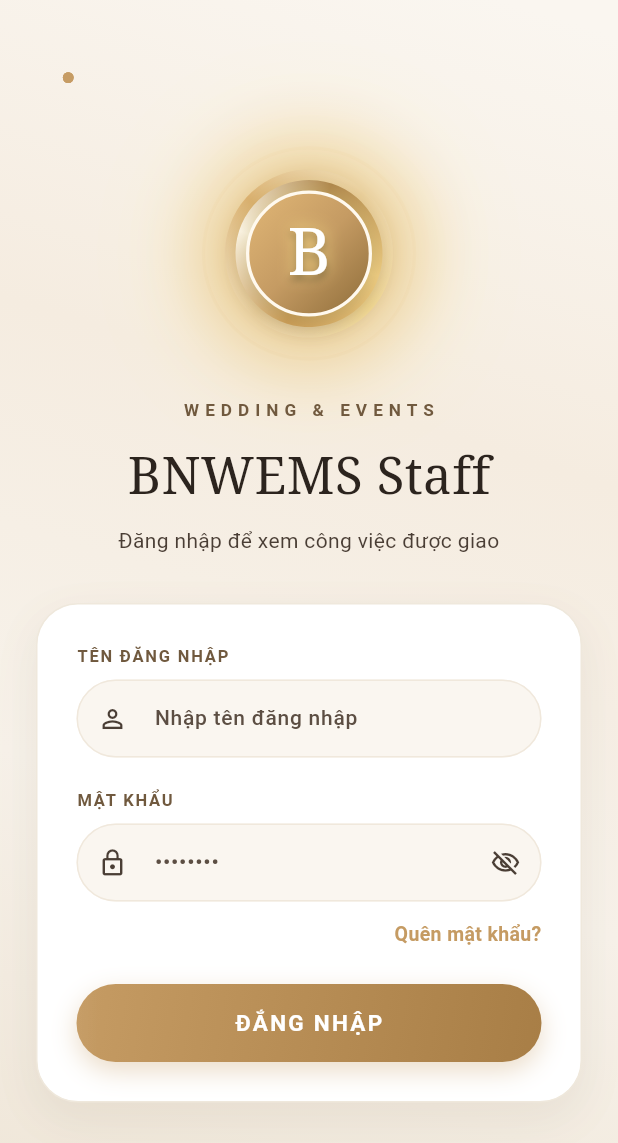
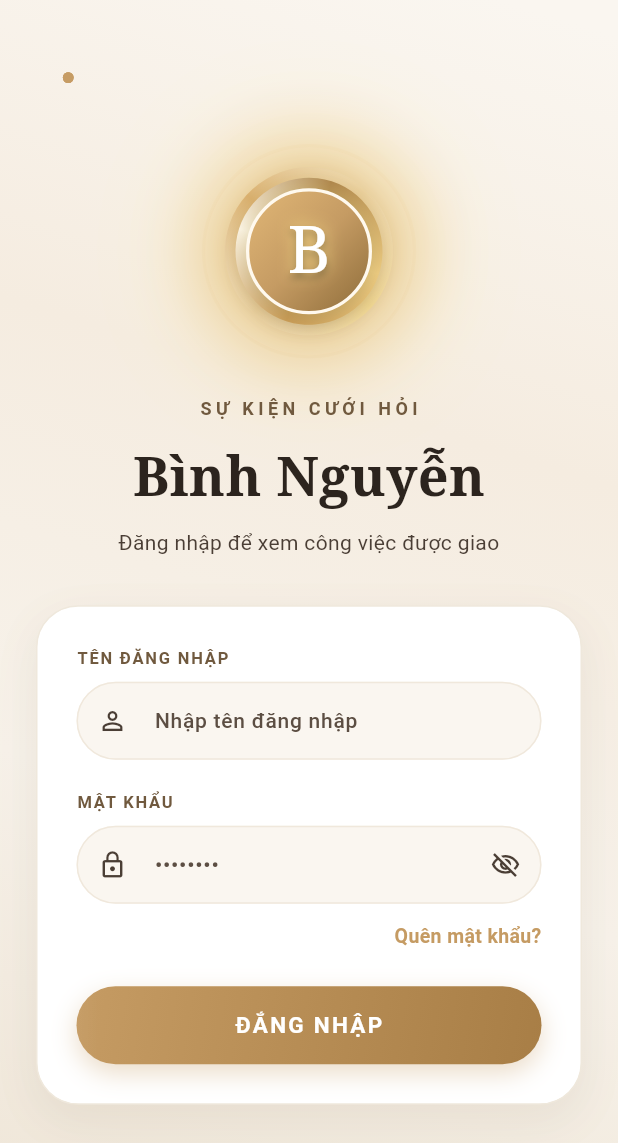
Before and after one commit to nhaipt342k4/bnwems-mobile, a Flutter app: the screen it shows after launch, on a phone screen of 412 x 824 dp. Shown: the top 1143 px of the screen. Run offline on Flutter 3.47's test engine with Material 3 defaults, Android fonts, the phone set to English and light mode, and no system bars; our stand-ins replace dio, firebase_core, firebase_messaging, flutter_bloc, flutter_local_notifications, flutter_secure_storage and 5 more; missing offline and left inert: gal; accounts and stored records are empty.

Commit message:
feat: fix text in login screen

```diff
--- a/lib/features/authentication/presentation/pages/login_screen.dart
+++ b/lib/features/authentication/presentation/pages/login_screen.dart
@@ -356,11 +356,11 @@ class _LoginScreenState extends State<LoginScreen> with TickerProviderStateMixin
 
                               // Sub-brand Title
                               const Text(
-                                'WEDDING & EVENTS',
+                                'SỰ KIỆN CƯỚI HỎI',
                                 style: TextStyle(
-                                  fontSize: 11.5,
+                                  fontSize: 12,
                                   fontWeight: FontWeight.bold,
-                                  letterSpacing: 4.0,
+                                  letterSpacing: 3.0,
                                   color: Color(0xFF70593E),
                                 ),
                               ),
@@ -368,10 +368,10 @@ class _LoginScreenState extends State<LoginScreen> with TickerProviderStateMixin
 
                               // Main App Title
                               const Text(
-                                'BNWEMS Staff',
+                                'Bình Nguyễn',
                                 style: TextStyle(
-                                  fontSize: 34,
-                                  fontWeight: FontWeight.w400,
+                                  fontSize: 36,
+                                  fontWeight: FontWeight.w600,
                                   color: Color(0xFF2C241E),
                                   fontFamily: 'serif',
                                 ),
```
